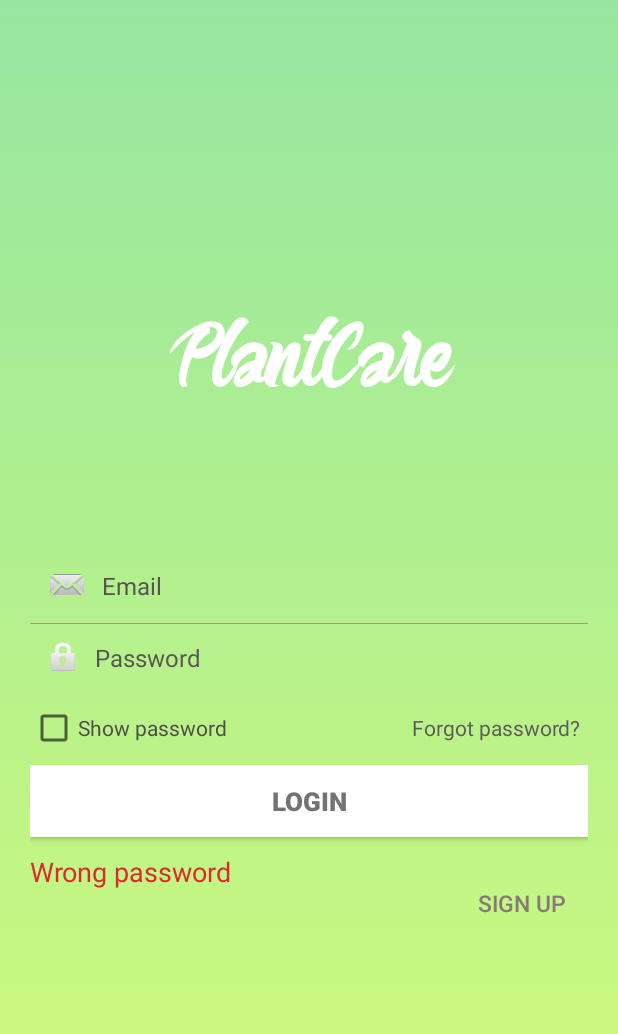
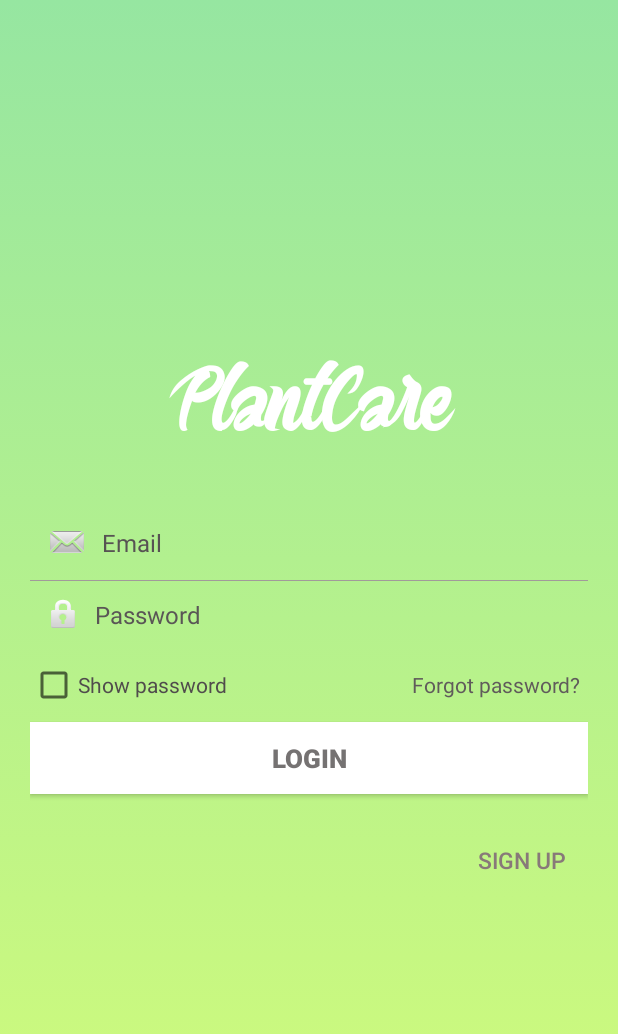
Before and after one commit to TomazMazej/plant_care, an Android app: the layout activity_log_in.xml on its own in the app's theme, with its tools: preview values and no code run, on a phone screen of 412 x 824 dp. Shown: the top 1034 px of the screen. Run offline under Robolectric (Android 15) with nearby library versions, the phone set to English and light mode, and no system bars.

Commit message:
Login screen is now shows first thing when you start the app, created SignUpActivity and LoginActivity

```diff
--- a/app/src/main/AndroidManifest.xml
+++ b/app/src/main/AndroidManifest.xml
@@ -12,7 +12,9 @@
         android:roundIcon="@mipmap/ic_launcher_round"
         android:supportsRtl="true"
         android:theme="@style/AppTheme">
-        <activity android:name=".MainActivity" android:theme="@style/AppTheme.NoActionBar">
+        <activity android:name=".activities.MainActivity" android:theme="@style/AppTheme.NoActionBar" />
+        <activity android:name=".activities.SignUpActivity" android:theme="@style/AppTheme.NoActionBar" />
+        <activity android:name=".activities.LoginActivity" android:theme="@style/AppTheme.NoActionBar">
             <intent-filter>
                 <action android:name="android.intent.action.MAIN" />
 
--- a/app/src/main/java/com/mazej/plantcare/adapters/MyPlantsAdapter.java
+++ b/app/src/main/java/com/mazej/plantcare/adapters/MyPlantsAdapter.java
@@ -10,7 +10,7 @@ import android.widget.CompoundButton;
 import android.widget.ImageView;
 import android.widget.TextView;
 
-import com.mazej.plantcare.MainActivity;
+import com.mazej.plantcare.activities.MainActivity;
 import com.mazej.plantcare.R;
 import com.mazej.plantcare.objects.MyPlant;
 
--- a/app/src/main/java/com/mazej/plantcare/fragments/MainFragment.java
+++ b/app/src/main/java/com/mazej/plantcare/fragments/MainFragment.java
@@ -12,7 +12,7 @@ import androidx.annotation.NonNull;
 import androidx.annotation.Nullable;
 import androidx.fragment.app.Fragment;
 
-import static com.mazej.plantcare.MainActivity.toolbar;
+import static com.mazej.plantcare.activities.MainActivity.toolbar;
 
 public class MainFragment extends Fragment {
 
--- a/app/src/main/java/com/mazej/plantcare/fragments/MyPlantsFragment.java
+++ b/app/src/main/java/com/mazej/plantcare/fragments/MyPlantsFragment.java
@@ -8,7 +8,6 @@ import android.view.View;
 import android.view.ViewGroup;
 import android.widget.AdapterView;
 import android.widget.ListView;
-import android.widget.Toast;
 
 import com.mazej.plantcare.R;
 import com.mazej.plantcare.adapters.MyPlantsAdapter;
@@ -19,9 +18,8 @@ import java.util.ArrayList;
 import androidx.annotation.NonNull;
 import androidx.annotation.Nullable;
 import androidx.fragment.app.Fragment;
-import androidx.fragment.app.FragmentTransaction;
 
-import static com.mazej.plantcare.MainActivity.toolbar;
+import static com.mazej.plantcare.activities.MainActivity.toolbar;
 
 public class MyPlantsFragment extends Fragment {
 
--- a/app/src/main/java/com/mazej/plantcare/fragments/PlantFragment.java
+++ b/app/src/main/java/com/mazej/plantcare/fragments/PlantFragment.java
@@ -13,7 +13,7 @@ import androidx.fragment.app.Fragment;
 import com.mazej.plantcare.R;
 import com.mazej.plantcare.objects.MyPlant;
 
-import static com.mazej.plantcare.MainActivity.toolbar;
+import static com.mazej.plantcare.activities.MainActivity.toolbar;
 
 public class PlantFragment extends Fragment {
 
--- a/app/src/main/java/com/mazej/plantcare/fragments/SearchPlantsFragment.java
+++ b/app/src/main/java/com/mazej/plantcare/fragments/SearchPlantsFragment.java
@@ -13,7 +13,7 @@ import androidx.fragment.app.Fragment;
 
 import com.mazej.plantcare.R;
 
-import static com.mazej.plantcare.MainActivity.toolbar;
+import static com.mazej.plantcare.activities.MainActivity.toolbar;
 
 public class SearchPlantsFragment extends Fragment {
 
--- a/app/src/main/java/com/mazej/plantcare/fragments/SettingsFragment.java
+++ b/app/src/main/java/com/mazej/plantcare/fragments/SettingsFragment.java
@@ -12,7 +12,7 @@ import androidx.fragment.app.Fragment;
 
 import com.mazej.plantcare.R;
 
-import static com.mazej.plantcare.MainActivity.toolbar;
+import static com.mazej.plantcare.activities.MainActivity.toolbar;
 
 public class SettingsFragment extends Fragment {
 
--- a/app/src/main/res/layout/fragment_log_in.xml
+++ b/app/src/main/res/layout/activity_log_in.xml
@@ -3,8 +3,7 @@
     android:layout_width="fill_parent"
     android:layout_height="fill_parent"
     android:padding="20dp"
-    android:background="@drawable/gradient_background"
-    >
+    android:background="@drawable/gradient_background">
 
     <LinearLayout
         android:id="@+id/login_layout"
@@ -14,7 +13,7 @@
         android:orientation="vertical" >
 
         <TextView
-            android:id="@+id/Plant_care"
+            android:id="@+id/login_title"
             android:layout_width="fill_parent"
             android:layout_height="wrap_content"
             android:gravity="center"
@@ -24,11 +23,6 @@
             android:textColor="#FFFF"
             android:textSize="60sp"
             android:textStyle="bold" />
-
-        <TextView
-            android:id="@+id/textView6"
-            android:layout_width="match_parent"
-            android:layout_height="58dp" />
 
         <EditText
             android:id="@+id/login_mail"
@@ -76,7 +70,7 @@
             android:paddingTop="8dp" >
 
             <CheckBox
-                android:id="@+id/show_hide_password"
+                android:id="@+id/hide_password_checkbox"
                 android:layout_width="wrap_content"
                 android:layout_height="wrap_content"
                 android:layout_weight="1"
@@ -114,16 +108,16 @@
             android:orientation="horizontal">
 
             <TextView
-                android:id="@+id/Wrong_password"
+                android:id="@+id/error_text"
                 android:layout_width="289dp"
                 android:layout_height="48dp"
                 android:layout_weight="1"
-                android:text="Wrong password"
+                android:text=""
                 android:textColor="#DC2929"
                 android:textSize="18sp" />
 
             <Button
-                android:id="@+id/sign_up"
+                android:id="@+id/sign_up_button"
                 android:layout_width="wrap_content"
                 android:layout_height="wrap_content"
                 android:layout_marginTop="20dp"
@@ -134,7 +128,5 @@
                 android:textColor="#887979"
                 android:textSize="15sp" />
         </LinearLayout>
-
     </LinearLayout>
-
 </RelativeLayout>
--- a/app/src/main/res/layout/activity_main.xml
+++ b/app/src/main/res/layout/activity_main.xml
@@ -4,7 +4,7 @@
     xmlns:tools="http://schemas.android.com/tools"
     android:layout_width="match_parent"
     android:layout_height="match_parent"
-    tools:context=".MainActivity"
+    tools:context=".activities.MainActivity"
     android:id="@+id/drawer">
 
     <include
```
Also changed, not shown: app/src/main/java/com/mazej/plantcare/activities/LoginActivity.java (renamed from app/src/main/java/com/mazej/plantcare/fragments/LogInFragment.java, +35 -28 lines), app/src/main/java/com/mazej/plantcare/activities/MainActivity.java (renamed from app/src/main/java/com/mazej/plantcare/MainActivity.java, +2 -9 lines), app/src/main/java/com/mazej/plantcare/activities/SignUpActivity.java (added, +39 -0 lines), app/src/main/java/com/mazej/plantcare/fragments/SignUpFragment.java (deleted, +0 -33 lines), app/src/main/res/layout/activity_sign_up.xml (renamed from app/src/main/res/layout/fragment_sign_up.xml, +7 -7 lines), app/src/main/res/menu/drawer_menu.xml (+0 -8 lines).
